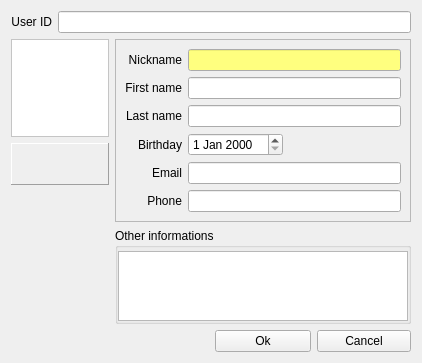
First picture: the form in src/GuiEditVCard.ui, repository hwgao/beebeep, before the edit.
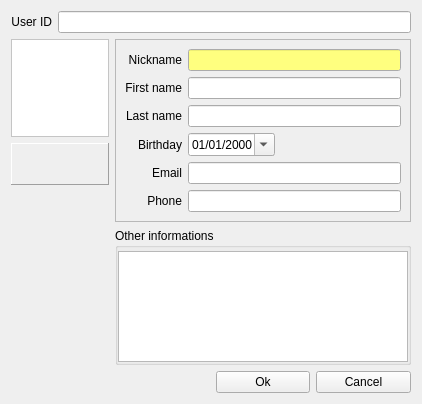
Second picture: the form after the edit. Icons and pictures are not drawn.

Commit message: - fixed emoticon size with font height

Patch:
```diff
--- a/src/GuiEditVCard.ui
+++ b/src/GuiEditVCard.ui
@@ -7,7 +7,7 @@
     <x>0</x>
     <y>0</y>
     <width>422</width>
-    <height>340</height>
+    <height>404</height>
    </rect>
   </property>
   <property name="windowTitle">
@@ -246,7 +246,14 @@
        </widget>
       </item>
       <item row="3" column="1">
-       <widget class="QDateEdit" name="mp_deBirthday"/>
+       <widget class="QDateEdit" name="mp_deBirthday">
+        <property name="displayFormat">
+         <string>dd/MM/yyyy</string>
+        </property>
+        <property name="calendarPopup">
+         <bool>true</bool>
+        </property>
+       </widget>
       </item>
       <item row="3" column="2">
        <spacer name="horizontalSpacer_2">
```
The commit also changes 6 other files.
